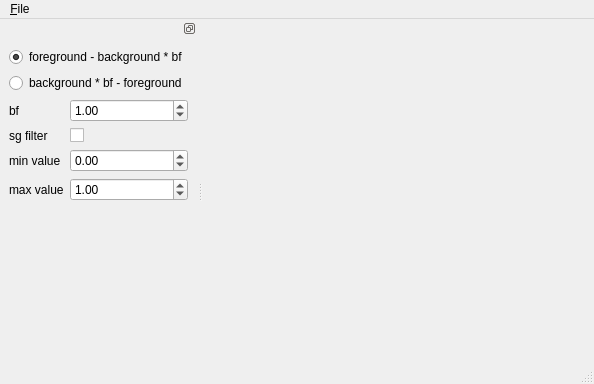
Qt form mainwindow.ui (antigol/imagesubtraction) before a commit.
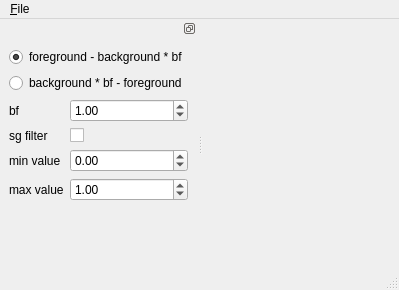
The same form after that commit. Icons and pictures are not drawn.

The edit to the form file:
```diff
--- a/mainwindow.ui
+++ b/mainwindow.ui
@@ -6,8 +6,8 @@
    <rect>
     <x>0</x>
     <y>0</y>
-    <width>594</width>
-    <height>384</height>
+    <width>399</width>
+    <height>290</height>
    </rect>
   </property>
   <property name="windowTitle">
@@ -19,8 +19,8 @@
     <rect>
      <x>0</x>
      <y>0</y>
-     <width>594</width>
-     <height>25</height>
+     <width>399</width>
+     <height>21</height>
     </rect>
    </property>
    <widget class="QMenu" name="menuFile">
```
Left out of the diff: 12 changed lines with no effect on the pictures.
